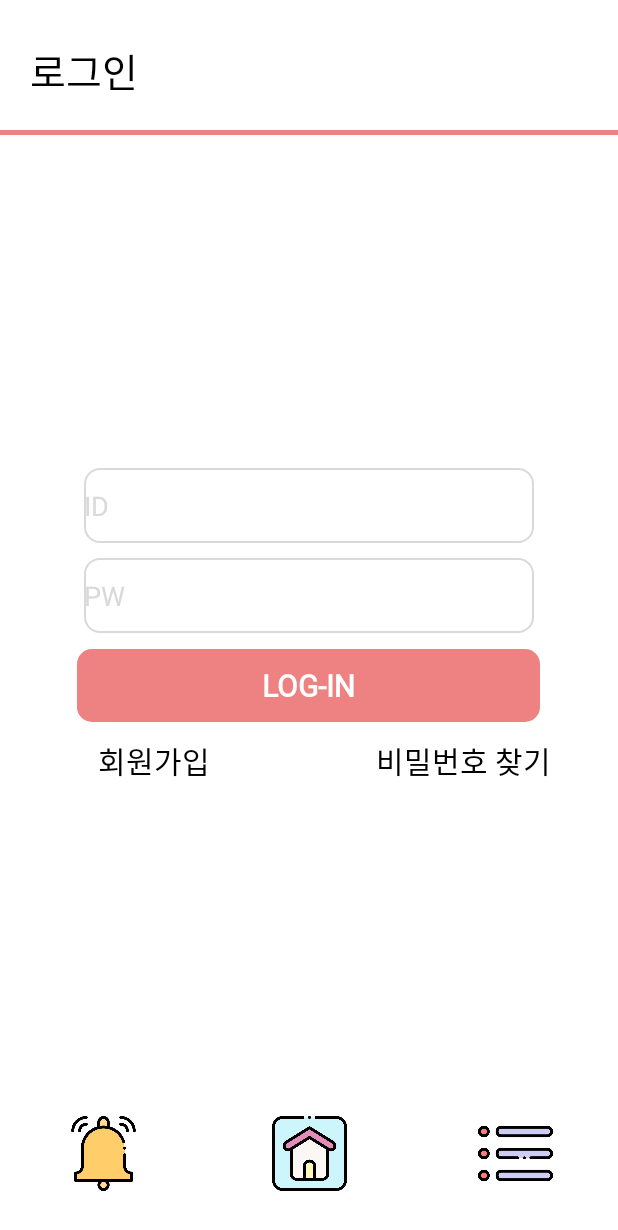
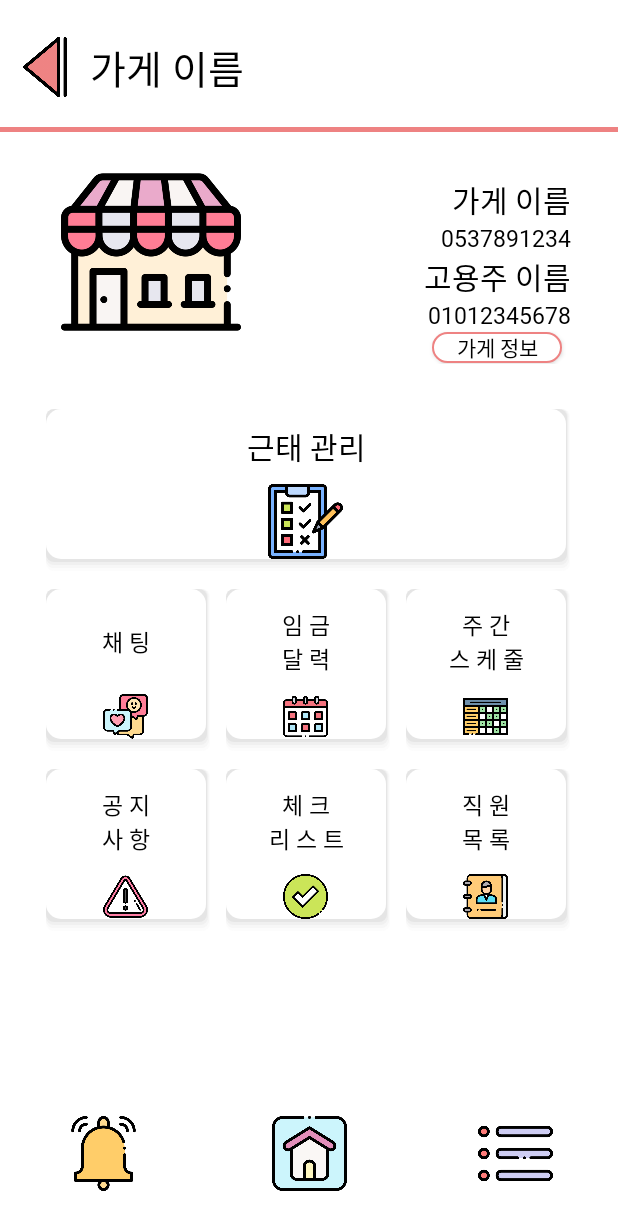
Before and after one commit to Bottleon/PayManagement-Android, an Android app: the CategoryActivity screen opened directly, with no data from a screen before it, on a phone screen of 412 x 824 dp. Shown: the top 1230 px of the screen. Run offline under Robolectric (Android 15) with nearby library versions, the phone set to English and light mode, and no system bars.

Commit message:
dev : combine layout xml files

```diff
--- a/app/src/main/java/com/example/myapplication/CategoryActivity.java
+++ b/app/src/main/java/com/example/myapplication/CategoryActivity.java
@@ -1,28 +1,56 @@
 package com.example.myapplication;
-
-import android.os.Bundle;
-import android.widget.ImageButton;
 
 import androidx.appcompat.app.AppCompatActivity;
 
+import android.content.Intent;
+import android.os.Bundle;
+import android.view.View;
+import android.widget.Button;
+import android.widget.ImageButton;
+
+
 public class CategoryActivity extends AppCompatActivity {
-    private ImageButton backButton;
+
+    ImageButton back_button;
+    Button qrcheck_button;
+    Button chatting_button;
+    Button calendar_button;
+    Button schedule_button;
+    Button notice_button;
+    Button checklist_button;
+    Button stafflist_button;
+
+    @Override
     protected void onCreate(Bundle savedInstanceState) {
         super.onCreate(savedInstanceState);
-        setContentView(R.layout.activity_main);
-    }
+        setContentView(R.layout.activity_category);
 
-    private void initializationComponents(){
-        backButton = findViewById(R.id.back_button);
-    }
+        back_button = findViewById(R.id.back_button);
+        qrcheck_button = findViewById(R.id.qrcheck_button);
+        chatting_button = findViewById(R.id.chatting_button);
+        back_button.setOnClickListener(new View.OnClickListener() {
+            @Override
+            public void onClick(View view) {
+                Intent intent = new Intent(CategoryActivity.this, MarketlistActivity.class);
+                startActivity(intent);
+            }
+        });
 
-    private void initializationFunctions(){
+        qrcheck_button.setOnClickListener(new View.OnClickListener() {
+            @Override
+            public void onClick(View view) {
+                Intent intent = new Intent(CategoryActivity.this, QRcheckActivity.class);
+                startActivity(intent);
+            }
+        });
+
+        chatting_button.setOnClickListener(new View.OnClickListener() {
+            @Override
+            public void onClick(View view) {
+                Intent intent = new Intent(CategoryActivity.this, ChattingActivity.class);
+                startActivity(intent);
+            }
+        });
 
     }
-
-    private void clickBackFunction(){
-        backButton.setOnClickListener(view->{
-
-        });
-    }
 }
--- a/app/src/main/java/com/example/myapplication/MainActivity.java
+++ b/app/src/main/java/com/example/myapplication/MainActivity.java
@@ -96,7 +96,7 @@ public class MainActivity extends AppCompatActivity {
                 @Override
                 public void onResponse(Call<User> call, Response<User> response) {
                     if(response.isSuccessful()){
-                        Intent intent = new Intent(MainActivity.this,MarketListActivity.class);
+                        Intent intent = new Intent(MainActivity.this,MarketlistActivity.class);
                         startActivity(intent);
                     }else{
                         if (response.errorBody() != null) {
--- a/app/src/main/res/layout/activity_category.xml
+++ b/app/src/main/res/layout/activity_category.xml
@@ -1,9 +1,11 @@
 <?xml version="1.0" encoding="utf-8"?>
 <LinearLayout xmlns:android="http://schemas.android.com/apk/res/android"
+    xmlns:tools="http://schemas.android.com/tools"
     android:orientation="vertical"
     android:layout_width="match_parent"
     android:layout_height="match_parent"
-    android:background="@color/white">
+    android:background="@color/white"
+    tools:context=".CategoryActivity">
 
     <LinearLayout
         android:layout_width="match_parent"
@@ -137,7 +139,8 @@
 
             </LinearLayout>
 
-            <androidx.appcompat.widget.AppCompatButton
+            <Button
+                android:id="@+id/qrcheck_button"
                 android:layout_height="110dp"
                 android:background="@drawable/shadow"
                 android:layout_width="350dp"
@@ -157,7 +160,8 @@
                 android:layout_gravity="center_horizontal"
                 android:layout_marginTop="10dp">
 
-                <androidx.appcompat.widget.AppCompatButton
+                <Button
+                    android:id="@+id/chatting_button"
                     android:layout_height="110dp"
                     android:background="@drawable/shadow"
                     android:layout_width="110dp"
@@ -170,7 +174,8 @@
                     android:drawableBottom="@drawable/chatting_icon"
                     />
 
-                <androidx.appcompat.widget.AppCompatButton
+                <Button
+                    android:id="@+id/calendar_button"
                     android:layout_marginLeft="10dp"
                     android:layout_height="110dp"
                     android:background="@drawable/shadow"
@@ -184,7 +189,8 @@
                     android:drawableBottom="@drawable/calendar_icon"
                     />
 
-                <androidx.appcompat.widget.AppCompatButton
+                <Button
+                    android:id="@+id/schedule_button"
                     android:layout_marginLeft="10dp"
                     android:layout_height="110dp"
                     android:background="@drawable/shadow"
@@ -207,7 +213,8 @@
                 android:layout_gravity="center_horizontal"
                 android:layout_marginTop="10dp">
 
-                <androidx.appcompat.widget.AppCompatButton
+                <Button
+                    android:id="@+id/notice_button"
                     android:layout_height="110dp"
                     android:background="@drawable/shadow"
                     android:layout_width="110dp"
@@ -220,7 +227,8 @@
                     android:drawableBottom="@drawable/warning_icon"
                     />
 
-                <androidx.appcompat.widget.AppCompatButton
+                <Button
+                    android:id="@+id/checklist_button"
                     android:layout_marginLeft="10dp"
                     android:layout_height="110dp"
                     android:background="@drawable/shadow"
@@ -234,7 +242,8 @@
                     android:drawableBottom="@drawable/checklist_icon"
                     />
 
-                <androidx.appcompat.widget.AppCompatButton
+                <Button
+                    android:id="@+id/stafflist_button"
                     android:layout_marginLeft="10dp"
                     android:layout_height="110dp"
                     android:background="@drawable/shadow"
```
Also changed, not shown: app/src/main/AndroidManifest.xml (+37 -9 lines), app/src/main/java/com/example/myapplication/ChattingActivity.java (added, +17 -0 lines), app/src/main/java/com/example/myapplication/FindpwActivity.java (+17 -2 lines), app/src/main/java/com/example/myapplication/MarketListActivity.java (deleted, +0 -17 lines), app/src/main/java/com/example/myapplication/MarketlistActivity.java (added, +45 -0 lines), app/src/main/java/com/example/myapplication/QRcheckActivity.java (added, +17 -0 lines), app/src/main/java/com/example/myapplication/SignupActivity.java (+21 -2 lines), app/src/main/res/layout/activity_marketlist.xml (+14 -52 lines).
